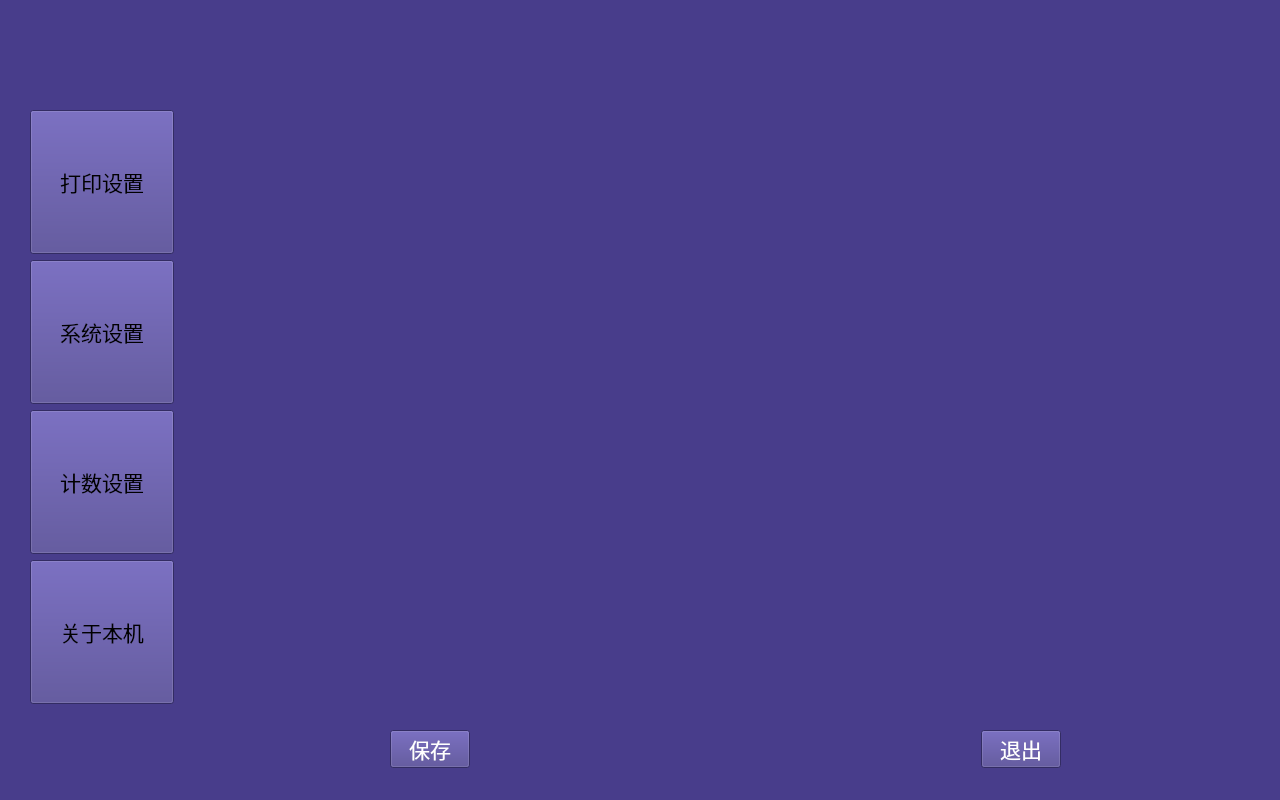
Above: HighResolutionPrinter/paramsettingform.ui from dxphmj/TwoCharPrinter before the change. Below: the same form after it.
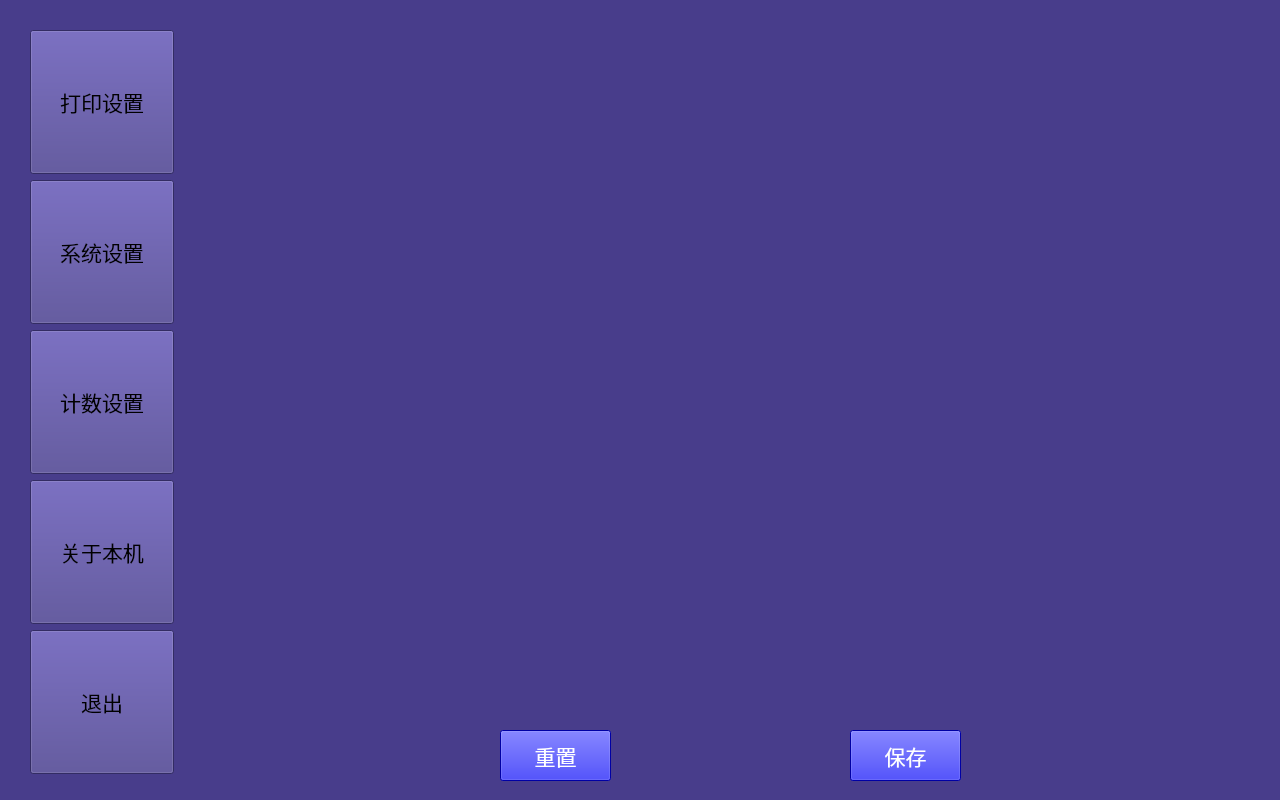
That is the form after the change. Icons and pictures are not drawn.

What changed in the file:
```diff
--- a/HighResolutionPrinter/paramsettingform.ui
+++ b/HighResolutionPrinter/paramsettingform.ui
@@ -20,7 +20,7 @@
    <property name="geometry">
     <rect>
      <x>30</x>
-     <y>110</y>
+     <y>30</y>
      <width>144</width>
      <height>144</height>
     </rect>
@@ -42,7 +42,7 @@
    <property name="geometry">
     <rect>
      <x>30</x>
-     <y>260</y>
+     <y>180</y>
      <width>144</width>
      <height>144</height>
     </rect>
@@ -64,7 +64,7 @@
    <property name="geometry">
     <rect>
      <x>30</x>
-     <y>410</y>
+     <y>330</y>
      <width>144</width>
      <height>144</height>
     </rect>
@@ -86,7 +86,7 @@
    <property name="geometry">
     <rect>
      <x>30</x>
-     <y>560</y>
+     <y>480</y>
      <width>144</width>
      <height>144</height>
     </rect>
@@ -116,18 +116,37 @@
    <widget class="QWidget" name="page"/>
    <widget class="QWidget" name="page_2"/>
   </widget>
-  <widget class="QWidget" name="layoutWidget">
+  <widget class="QPushButton" name="paraExitBut">
    <property name="geometry">
     <rect>
-     <x>390</x>
-     <y>730</y>
-     <width>671</width>
-     <height>38</height>
+     <x>30</x>
+     <y>630</y>
+     <width>144</width>
+     <height>144</height>
     </rect>
    </property>
-   <layout class="QHBoxLayout" name="horizontalLayout">
-    <item>
+   <property name="font">
+    <font>
+     <family>楷体</family>
+     <pointsize>16</pointsize>
+    </font>
+   </property>
+   <property name="styleSheet">
+    <string notr="true">background-image: url(:/Images/exit.bmp);</string>
+   </property>
+   <property name="text">
+    <string>退出</string>
+   </property>
+  </widget>
      <widget class="QPushButton" name="savePrintSetBut">
+   <property name="geometry">
+    <rect>
+     <x>850</x>
+     <y>730</y>
+     <width>111</width>
+     <height>51</height>
+    </rect>
+   </property>
       <property name="font">
        <font>
         <family>楷体</family>
@@ -135,28 +154,22 @@
        </font>
       </property>
       <property name="styleSheet">
-       <string notr="true">color: rgb(255, 255, 255);</string>
+    <string notr="true">color: rgb(255, 255, 255);
+background-color: rgb(0, 0, 230);</string>
       </property>
       <property name="text">
        <string>保存</string>
       </property>
      </widget>
-    </item>
-    <item>
-     <spacer name="horizontalSpacer">
-      <property name="orientation">
-       <enum>Qt::Horizontal</enum>
-      </property>
-      <property name="sizeHint" stdset="0">
-       <size>
-        <width>40</width>
-        <height>20</height>
-       </size>
-      </property>
-     </spacer>
-    </item>
-    <item>
-     <widget class="QPushButton" name="quitBut">
+  <widget class="QPushButton" name="resetBut">
+   <property name="geometry">
+    <rect>
+     <x>500</x>
+     <y>730</y>
+     <width>111</width>
+     <height>51</height>
+    </rect>
+   </property>
       <property name="font">
        <font>
         <family>楷体</family>
@@ -164,14 +177,12 @@
        </font>
       </property>
       <property name="styleSheet">
-       <string notr="true">color: rgb(255, 255, 255);</string>
+    <string notr="true">color: rgb(255, 255, 255);
+background-color: rgb(0, 0, 230);</string>
       </property>
       <property name="text">
-       <string>退出</string>
-      </property>
-     </widget>
-    </item>
-   </layout>
+    <string>重置</string>
+   </property>
   </widget>
  </widget>
  <resources>
```
Lines whose indentation alone changed are shown as unchanged.
